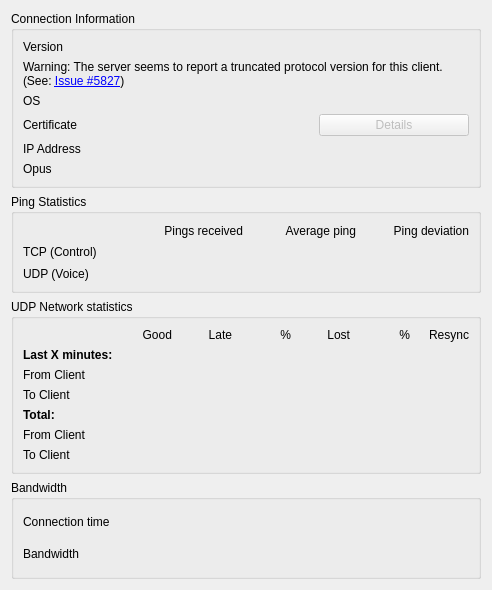
mumble-voip/mumble, file src/mumble/UserInformation.ui: the form before one commit.
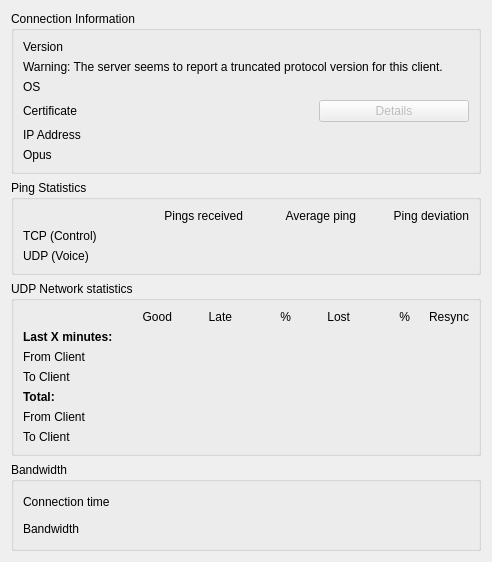
The form after the commit. Custom widgets are drawn as their Qt base class.

Commit message: FEAT(client): macOS/Wine mic-permission handling; de-brand UI; drop public server list

```diff
--- a/src/mumble/UserInformation.ui
+++ b/src/mumble/UserInformation.ui
@@ -65,7 +65,7 @@
          <bool>false</bool>
         </property>
         <property name="text">
-         <string>Warning: The server seems to report a truncated protocol version for this client. (See: &lt;a href=&quot;https://github.com/mumble-voip/mumble/issues/5827/&quot;&gt;Issue #5827&lt;/a&gt;)</string>
+         <string>Warning: The server seems to report a truncated protocol version for this client.</string>
         </property>
         <property name="wordWrap">
          <bool>true</bool>
```
The commit also changes 52 other files.
